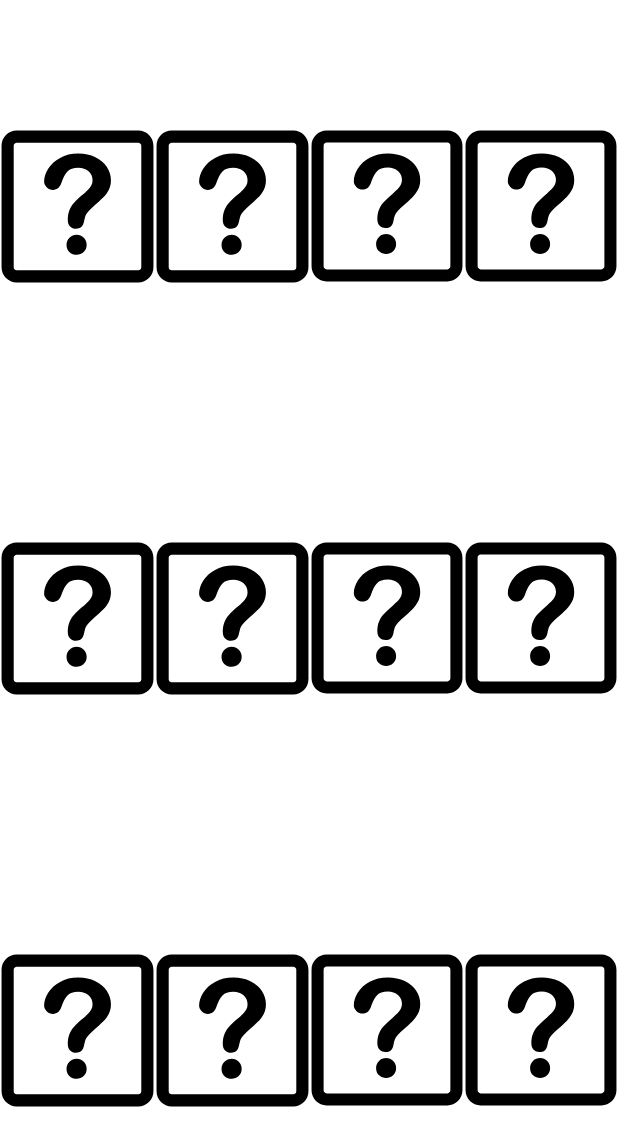
After one commit to sink257/team8_android_ca, an Android app: the layout images.xml on its own in the app's theme, with its tools: preview values and no code run, on a phone screen of 412 x 824 dp. The commit adds this screen. Shown: the top 1146 px of the screen. Run offline under Robolectric (Android 15) with nearby library versions, the phone set to English and light mode, and no system bars.

Commit message:
Added basic layout for game

```diff
--- /dev/null
+++ b/app/src/main/res/drawable/ic__question_mark.xml
@@ -0,0 +1,6 @@
+<vector android:height="120dp" android:viewportHeight="1000"
+    android:viewportWidth="1000" android:width="120dp" xmlns:android="http://schemas.android.com/apk/res/android">
+    <path android:fillColor="#FF000000" android:pathData="M892,10H108c-53.9,0 -98,44.1 -98,98v784c0,53.9 44.1,98 98,98h784c53.9,0 98,-44.1 98,-98V108C990,54.1 945.9,10 892,10zM911.6,892c0,10.6 -9,19.6 -19.6,19.6H108c-10.6,0 -19.6,-9 -19.6,-19.6V108c0,-10.6 9,-19.6 19.6,-19.6h784c10.6,0 19.6,9 19.6,19.6V892z"/>
+    <path android:fillColor="#FF000000" android:pathData="M494.8,682.6c-18.3,0 -33.9,6.3 -46.6,18.6c-12.6,12.3 -19,27.7 -19,45.8c0,20.3 6.5,36.3 19.6,47.6c13.1,11.4 28.4,16.9 45.9,16.9c17,0 32,-5.8 45,-17.3c12.9,-11.4 19.4,-27.4 19.4,-47.2c0,-18.1 -6.3,-33.5 -18.7,-45.8C528.2,689 512.9,682.6 494.8,682.6z"/>
+    <path android:fillColor="#FF000000" android:pathData="M615.6,181.9c-32,-15.5 -68.8,-23.1 -110.3,-23.1c-45,0 -84.2,9.3 -117.7,27.5c-33.7,18.5 -59.3,41.7 -76.8,69.8c-17.5,27.9 -26.3,55.6 -26.3,82.9c0,13.1 5.5,25.4 16.6,37c11,11.1 24.7,16.9 40.7,16.9c27.3,0 45.9,-16.3 55.7,-48.8c10.3,-30.8 23,-54.4 37.9,-70.4c14.9,-16 38.1,-24 69.9,-24c27,0 49,8 66.2,23.6c17.1,15.9 25.7,35.3 25.7,58.4c0,11.8 -2.9,22.7 -8.4,32.5c-5.7,10.1 -12.6,19.3 -20.7,27.4c-8.2,8.3 -21.6,20.5 -39.9,36.6c-21,18.5 -37.7,34.2 -50,47.6c-12.4,13.4 -22.3,28.7 -29.8,46.7c-7.4,17.6 -11.2,38.4 -11.2,62.7c0,19.1 5.1,33.7 15.3,43.4c10.2,9.7 22.8,14.7 37.7,14.7c28.7,0 45.7,-15.1 51.4,-44.9c3.1,-14 5.5,-23.7 7,-29.5c1.6,-5.5 3.8,-11 6.7,-16.8c2.9,-5.5 7.4,-11.8 13.2,-18.5c5.8,-6.8 13.7,-14.4 23.4,-23.6c35.4,-31.6 59.8,-54 73.5,-67.4c13.7,-13.2 25.5,-29.1 35.3,-47.6c10,-18.4 15,-39.9 15,-64.4c0,-30.8 -8.7,-59.8 -26.1,-86C672,218.2 647.4,197.2 615.6,181.9z"/>
+</vector>
--- a/app/src/main/res/layout/activity_main.xml
+++ b/app/src/main/res/layout/activity_main.xml
@@ -1,18 +1,20 @@
 <?xml version="1.0" encoding="utf-8"?>
-<androidx.constraintlayout.widget.ConstraintLayout xmlns:android="http://schemas.android.com/apk/res/android"
+<RelativeLayout xmlns:android="http://schemas.android.com/apk/res/android"
     xmlns:app="http://schemas.android.com/apk/res-auto"
     xmlns:tools="http://schemas.android.com/tools"
+    android:id="@+id/activity_main"
     android:layout_width="match_parent"
     android:layout_height="match_parent"
+    android:paddingLeft="16dp"
+    android:paddingTop="16dp"
+    android:paddingRight="16dp"
+    android:paddingBottom="16dp"
     tools:context=".MainActivity">
 
-    <TextView
+    <include
+        layout="@layout/images"
         android:layout_width="wrap_content"
-        android:layout_height="wrap_content"
-        android:text="Hello World!"
-        app:layout_constraintBottom_toBottomOf="parent"
-        app:layout_constraintLeft_toLeftOf="parent"
-        app:layout_constraintRight_toRightOf="parent"
-        app:layout_constraintTop_toTopOf="parent" />
-
-</androidx.constraintlayout.widget.ConstraintLayout>
+        android:layout_height="400dp"
+        android:layout_centerHorizontal="true"
+        android:layout_centerVertical="true" />
+</RelativeLayout>
--- /dev/null
+++ b/app/src/main/res/layout/images.xml
@@ -0,0 +1,128 @@
+<?xml version="1.0" encoding="utf-8"?>
+<LinearLayout xmlns:android="http://schemas.android.com/apk/res/android"
+    android:layout_width="match_parent"
+    android:layout_height="match_parent"
+    android:orientation="vertical"
+    android:weightSum="3">
+
+    <LinearLayout
+        android:layout_width="match_parent"
+        android:layout_height="match_parent"
+        android:layout_weight="1"
+        android:orientation="horizontal"
+        android:weightSum="4">
+
+        <ImageView
+            android:id="@+id/image_1_1"
+            android:layout_width="match_parent"
+            android:layout_height="match_parent"
+            android:layout_weight="1"
+            android:scaleType="centerInside"
+            android:src="@drawable/ic__question_mark" />
+
+        <ImageView
+            android:id="@+id/image_1_2"
+            android:layout_width="match_parent"
+            android:layout_height="match_parent"
+            android:layout_weight="1"
+            android:scaleType="centerInside"
+            android:src="@drawable/ic__question_mark" />
+
+        <ImageView
+            android:id="@+id/image_1_3"
+            android:layout_width="match_parent"
+            android:layout_height="match_parent"
+            android:layout_weight="1"
+            android:scaleType="centerInside"
+            android:src="@drawable/ic__question_mark" />
+
+        <ImageView
+            android:id="@+id/image_1_4"
+            android:layout_width="match_parent"
+            android:layout_height="match_parent"
+            android:layout_weight="1"
+            android:scaleType="centerInside"
+            android:src="@drawable/ic__question_mark" />
+    </LinearLayout>
+
+    <LinearLayout
+        android:layout_width="match_parent"
+        android:layout_height="match_parent"
+        android:layout_weight="1"
+        android:orientation="horizontal"
+        android:weightSum="4">
+
+        <ImageView
+            android:id="@+id/image_2_1"
+            android:layout_width="match_parent"
+            android:layout_height="match_parent"
+            android:layout_weight="1"
+            android:scaleType="centerInside"
+            android:src="@drawable/ic__question_mark" />
+
+        <ImageView
+            android:id="@+id/image_2_2"
+            android:layout_width="match_parent"
+            android:layout_height="match_parent"
+            android:layout_weight="1"
+            android:scaleType="centerInside"
+            android:src="@drawable/ic__question_mark" />
+
+        <ImageView
+            android:id="@+id/image_2_3"
+            android:layout_width="match_parent"
+            android:layout_height="match_parent"
+            android:layout_weight="1"
+            android:scaleType="centerInside"
+            android:src="@drawable/ic__question_mark" />
+
+        <ImageView
+            android:id="@+id/image_2_4"
+            android:layout_width="match_parent"
+            android:layout_height="match_parent"
+            android:layout_weight="1"
+            android:scaleType="centerInside"
+            android:src="@drawable/ic__question_mark" />
+    </LinearLayout>
+
+    <LinearLayout
+        android:layout_width="match_parent"
+        android:layout_height="match_parent"
+        android:layout_weight="1"
+        android:orientation="horizontal"
+        android:weightSum="4">
+
+        <ImageView
+            android:id="@+id/image_3_1"
+            android:layout_width="match_parent"
+            android:layout_height="match_parent"
+            android:layout_weight="1"
+            android:scaleType="centerInside"
+            android:src="@drawable/ic__question_mark" />
+
+        <ImageView
+            android:id="@+id/image_3_2"
+            android:layout_width="match_parent"
+            android:layout_height="match_parent"
+            android:layout_weight="1"
+            android:scaleType="centerInside"
+            android:src="@drawable/ic__question_mark" />
+
+        <ImageView
+            android:id="@+id/image_3_3"
+            android:layout_width="match_parent"
+            android:layout_height="match_parent"
+            android:layout_weight="1"
+            android:scaleType="centerInside"
+            android:src="@drawable/ic__question_mark" />
+
+        <ImageView
+            android:id="@+id/image_3_4"
+            android:layout_width="match_parent"
+            android:layout_height="match_parent"
+            android:layout_weight="1"
+            android:scaleType="centerInside"
+            android:src="@drawable/ic__question_mark" />
+    </LinearLayout>
+
+</LinearLayout>
```
